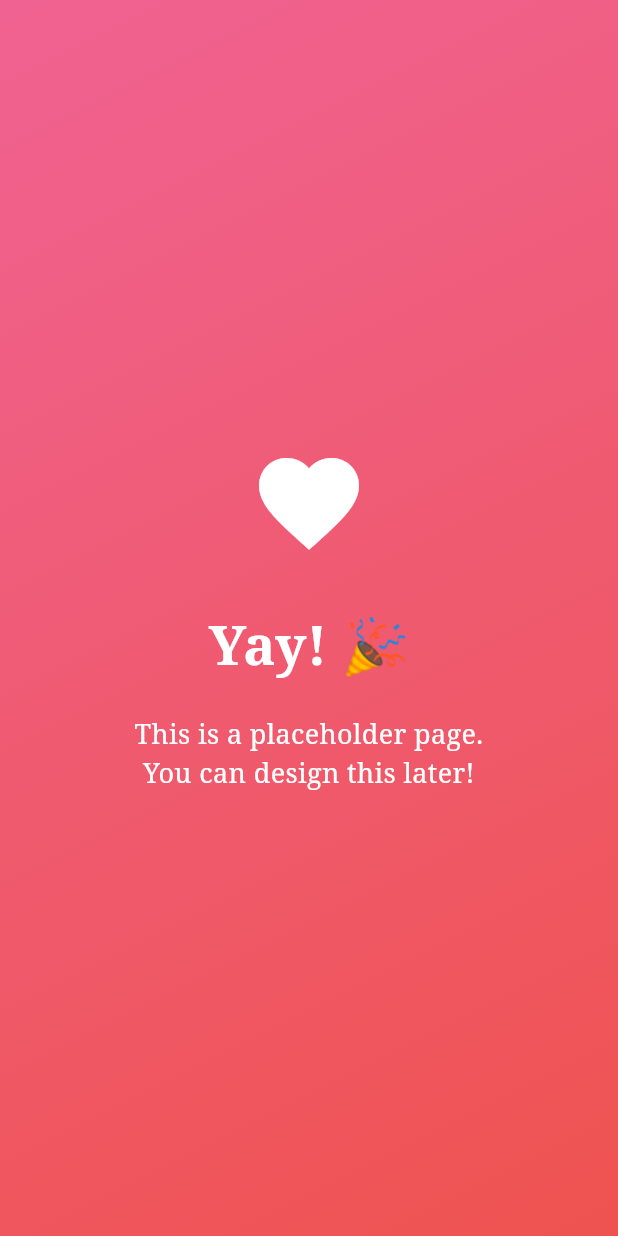
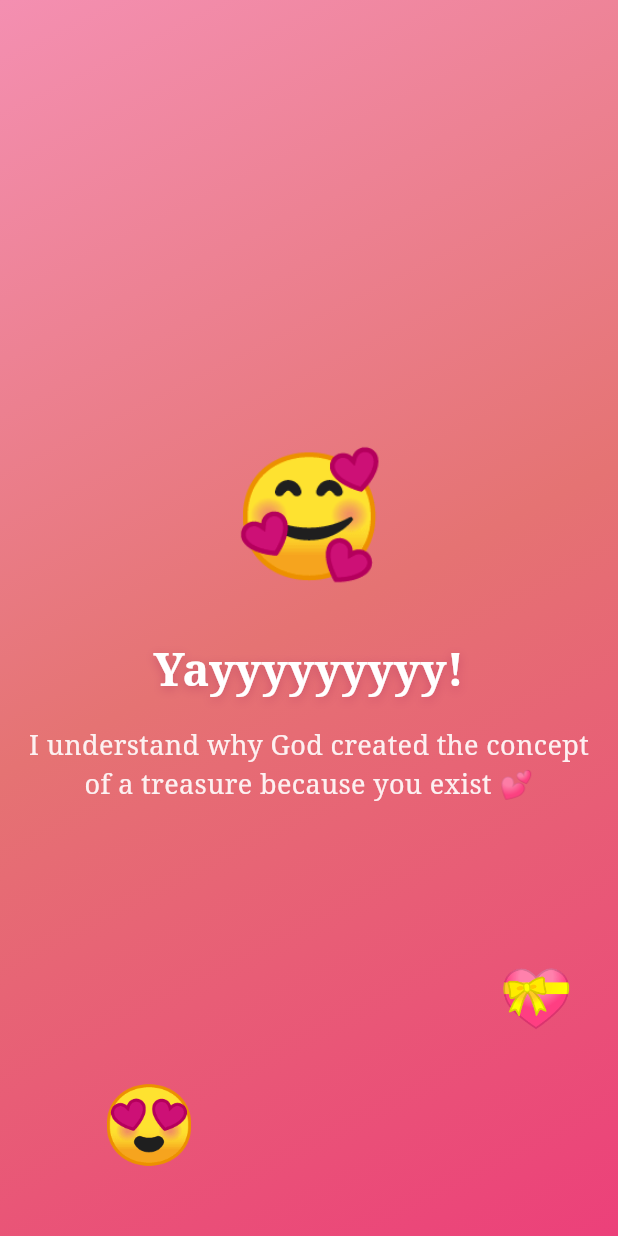
Before and after one commit to BankoleOcean29/hello_faith, a Flutter app: the screen it shows after launch, after a tap on "Yes! 💕", on a phone screen of 412 x 824 dp. Run offline on Flutter 3.47's test engine with Material 3 defaults, Android fonts, the phone set to English and light mode, and no system bars; missing offline and left inert: dart:html; network calls fail.

Commit message:
Webpage flutter

```diff
--- a/lib/main.dart
+++ b/lib/main.dart
@@ -97,22 +97,17 @@ class _ValentineQuestionPageState extends State<ValentineQuestionPage> {
   }
 
   Future<void> _sendTelegramNotification() async {
-    const String botToken = '8331865830:AAEGZMcZqpV6AvFuEWSnzvMAKoxGUjN8kqw'; // Replace with your token
-    const String chatId = '935512931';
+    const String workerUrl = 'https://hellofaith.bankolescripted.workers.dev';
 
-    final url = Uri.parse(
-      'https://api.telegram.org/bot$botToken/sendMessage',
+    try {
+      await http.post(
+        Uri.parse(workerUrl),
+        headers: {'Content-Type': 'application/json'},
+        body: jsonEncode({'notify': true}),
       );
-
-    await http.post(
-      url,
-      headers: {'Content-Type': 'application/json'},
-      body: jsonEncode({
-        'chat_id': chatId,
-        'text': '🎉❤️ She said YES! Happy Valentine\'s Day! 💕',
-        'parse_mode': 'HTML',
-      }),
-    );
+    } catch (e) {
+      // Fail silently — don't interrupt her experience
+    }
   }
 
   @override
@@ -291,8 +286,77 @@ class _ValentineQuestionPageState extends State<ValentineQuestionPage> {
 }
 
 // Placeholder for the Yes response page
-class YesResponsePage extends StatelessWidget {
+class YesResponsePage extends StatefulWidget {
   const YesResponsePage({Key? key}) : super(key: key);
+
+  @override
+  State<YesResponsePage> createState() => _YesResponsePageState();
+}
+
+class _YesResponsePageState extends State<YesResponsePage>
+    with TickerProviderStateMixin {
+  final Random random = Random();
+  final List<EmojiParticle> _particles = [];
+  late AnimationController _spawnController;
+
+  final List<String> _emojis = ['❤️', '💕', '💖', '💗', '💓', '💝', '😍', '🥰'];
+
+  @override
+  void initState() {
+    super.initState();
+
+    // Spawn a new emoji every 300ms
+    _spawnController = AnimationController(
+      vsync: this,
+      duration: const Duration(milliseconds: 300),
+    )..addStatusListener((status) {
+      if (status == AnimationStatus.completed) {
+        _spawnParticle();
+        _spawnController.reset();
+        _spawnController.forward();
+      }
+    });
+
+    _spawnController.forward();
+  }
+
+  void _spawnParticle() {
+    if (!mounted) return;
+    final controller = AnimationController(
+      vsync: this,
+      duration: Duration(milliseconds: 2500 + random.nextInt(2000)),
+    );
+
+    final particle = EmojiParticle(
+      emoji: _emojis[random.nextInt(_emojis.length)],
+      startX: random.nextDouble(),
+      size: 24 + random.nextDouble() * 32,
+      swayAmount: 0.05 + random.nextDouble() * 0.08,
+      swayOffset: random.nextDouble() * 2 * pi,
+      controller: controller,
+    );
+
+    controller.addStatusListener((status) {
+      if (status == AnimationStatus.completed) {
+        if (mounted) {
+          setState(() => _particles.remove(particle));
+        }
+        controller.dispose();
+      }
+    });
+
+    setState(() => _particles.add(particle));
+    controller.forward();
+  }
+
+  @override
+  void dispose() {
+    _spawnController.dispose();
+    for (final p in _particles) {
+      p.controller.dispose();
+    }
+    super.dispose();
+  }
 
   @override
   Widget build(BuildContext context) {
@@ -301,54 +365,97 @@ class YesResponsePage extends StatelessWidget {
         builder: (context, constraints) {
           final isMobile = constraints.maxWidth < 600;
 
-          final iconSize = isMobile ? 80.0 : 100.0;
-          final titleFontSize = isMobile ? 36.0 : 48.0;
-          final textFontSize = isMobile ? 18.0 : 24.0;
-          final horizontalPadding = isMobile ? 24.0 : 40.0;
-
           return Container(
             decoration: BoxDecoration(
               gradient: LinearGradient(
                 begin: Alignment.topLeft,
                 end: Alignment.bottomRight,
                 colors: [
-                  Colors.pink.shade300,
-                  Colors.red.shade400,
+                  Colors.pink.shade200,
+                  Colors.red.shade300,
+                  Colors.pink.shade400,
                 ],
               ),
             ),
-            child: Center(
+            child: Stack(
+              children: [
+                // Floating emoji particles
+                ..._particles.map((particle) {
+                  return AnimatedBuilder(
+                    animation: particle.controller,
+                    builder: (context, child) {
+                      final progress = particle.controller.value;
+                      // Sway left and right as it rises
+                      final sway = sin(progress * 4 * pi + particle.swayOffset) *
+                          particle.swayAmount;
+                      final x = (particle.startX + sway)
+                          .clamp(0.0, 1.0) *
+                          constraints.maxWidth;
+                      // Start from bottom, float to top
+                      final y = constraints.maxHeight * (1.0 - progress) -
+                          particle.size;
+                      // Fade out near the top
+                      final opacity = progress < 0.8
+                          ? 1.0
+                          : 1.0 - ((progress - 0.8) / 0.2);
+
+                      return Positioned(
+                        left: x,
+                        top: y,
+                        child: Opacity(
+                          opacity: opacity.clamp(0.0, 1.0),
+                          child: Text(
+                            particle.emoji,
+                            style: TextStyle(fontSize: particle.size),
+                          ),
+                        ),
+                      );
+                    },
+                  );
+                }),
+
+                // Center content
+                Center(
                   child: Column(
                     mainAxisAlignment: MainAxisAlignment.center,
                     children: [
-                  Icon(
-                    Icons.favorite,
-                    color: Colors.white,
-                    size: iconSize,
+                      Text(
+                        '🥰',
+                        style: TextStyle(
+                          fontSize: isMobile ? 80 : 100,
                         ),
-                  const SizedBox(height: 30),
+                      ),
+                      const SizedBox(height: 24),
                       Text(
-                    'Yay! 🎉',
+                        'Yayyyyyyyyy!',
+                        textAlign: TextAlign.center,
                         style: TextStyle(
-                      fontSize: titleFontSize,
+                          fontSize: isMobile ? 30 : 42,
                           fontWeight: FontWeight.bold,
                           color: Colors.white,
+                          shadows: [
+                            Shadow(
+                              color: Colors.pink.shade900.withOpacity(0.3),
+                              blurRadius: 8,
+                              offset: const Offset(0, 2),
+                            ),
+                          ],
                         ),
                       ),
-                  const SizedBox(height: 20),
-                  Padding(
-                    padding: EdgeInsets.symmetric(horizontal: horizontalPadding),
-                    child: Text(
-                      'This is a placeholder page.\nYou can design this later!',
+                      const SizedBox(height: 16),
+                      Text(
+                        'I understand why God created the concept \n'
+                            'of a treasure because you exist 💕',
                         textAlign: TextAlign.center,
                         style: TextStyle(
-                        fontSize: textFontSize,
-                        color: Colors.white,
-                      ),
+                          fontSize: isMobile ? 18 : 24,
+                          color: Colors.white.withOpacity(0.9),
                         ),
                       ),
                     ],
                   ),
+                ),
+              ],
             ),
           );
         },
@@ -356,3 +463,21 @@ class YesResponsePage extends StatelessWidget {
     );
   }
 }
+
+class EmojiParticle {
+  final String emoji;
+  final double startX;
+  final double size;
+  final double swayAmount;
+  final double swayOffset;
+  final AnimationController controller;
+
+  EmojiParticle({
+    required this.emoji,
+    required this.startX,
+    required this.size,
+    required this.swayAmount,
+    required this.swayOffset,
+    required this.controller,
+  });
+}
```
Also changed, not shown: 1 other file. Lines whose indentation alone changed are shown as unchanged.
